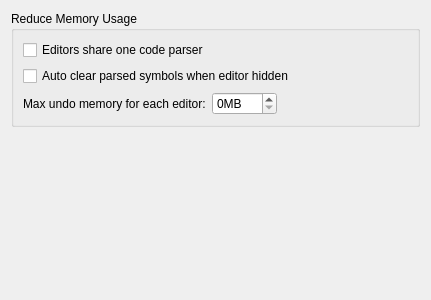
The window that RedPandaIDE/settingsdialog/environmentperformancewidget.ui (royqh1979/RedPanda-CPP) describes before a commit, drawn with Qt 5.
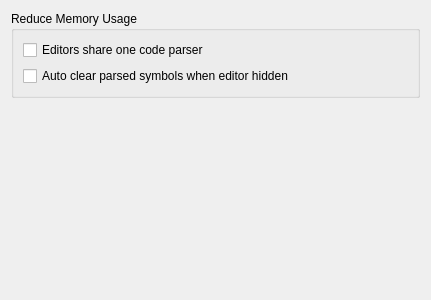
The same window after the commit.

Commit message: - change: Remove "limit for copy" and "limit for undo" options.

The edit to the form file:
```diff
--- a/RedPandaIDE/settingsdialog/environmentperformancewidget.ui
+++ b/RedPandaIDE/settingsdialog/environmentperformancewidget.ui
@@ -34,57 +34,6 @@
         </property>
        </widget>
       </item>
-      <item>
-       <widget class="QWidget" name="widget" native="true">
-        <layout class="QHBoxLayout" name="horizontalLayout">
-         <property name="leftMargin">
-          <number>0</number>
-         </property>
-         <property name="topMargin">
-          <number>0</number>
-         </property>
-         <property name="rightMargin">
-          <number>0</number>
-         </property>
-         <property name="bottomMargin">
-          <number>0</number>
-         </property>
-         <item>
-          <widget class="QLabel" name="label_2">
-           <property name="text">
-            <string>Max undo memory for each editor:</string>
-           </property>
-          </widget>
-         </item>
-         <item>
-          <widget class="QSpinBox" name="spinMaxUndoMemory">
-           <property name="suffix">
-            <string>MB</string>
-           </property>
-           <property name="maximum">
-            <number>100</number>
-           </property>
-           <property name="value">
-            <number>0</number>
-           </property>
-          </widget>
-         </item>
-         <item>
-          <spacer name="horizontalSpacer">
-           <property name="orientation">
-            <enum>Qt::Horizontal</enum>
-           </property>
-           <property name="sizeHint" stdset="0">
-            <size>
-             <width>40</width>
-             <height>20</height>
-            </size>
-           </property>
-          </spacer>
-         </item>
-        </layout>
-       </widget>
-      </item>
      </layout>
     </widget>
    </item>
```
The commit also changes 13 other files.
